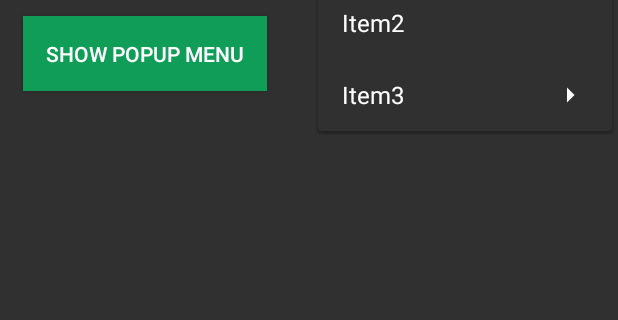
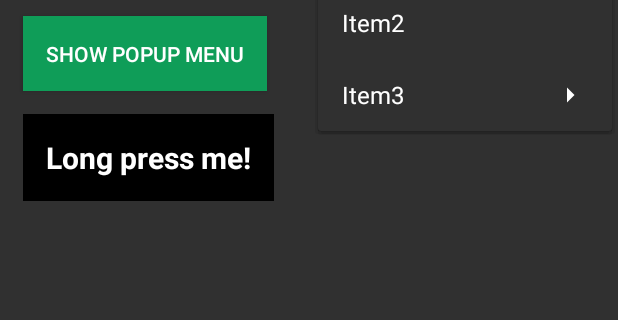
Before and after one commit to quietix/Mobile_Labs, an Android app: the screen it shows after launch (MainActivity), with the options menu open, on a phone screen of 412 x 824 dp, the part 91-411 px from its top. Run offline under Robolectric (Android 15) with nearby library versions, the light colour scheme and no system bars.

Commit message:
task 1.3 is done

```diff
--- a/app/src/main/res/layout/task_1.xml
+++ b/app/src/main/res/layout/task_1.xml
@@ -14,7 +14,23 @@
         app:layout_constraintLeft_toLeftOf="parent"
         app:layout_constraintTop_toTopOf="parent"
         android:layout_marginTop="15dp"
-        android:layout_marginLeft="15dp"
+        android:layout_marginStart="15dp"
+        android:padding="15dp"/>
+
+    <TextView
+        android:id="@+id/textView"
+        android:layout_width="wrap_content"
+        android:layout_height="wrap_content"
+        android:layout_centerHorizontal="true"
+        android:text="Long press me!"
+        android:textSize="20sp"
+        android:textStyle="bold"
+        android:textColor="#ffffff"
+        android:background="@color/black"
+        app:layout_constraintLeft_toLeftOf="parent"
+        app:layout_constraintTop_toBottomOf="@id/popupMenuButton"
+        android:layout_marginTop="15dp"
+        android:layout_marginStart="15dp"
         android:padding="15dp"/>
 
 </androidx.constraintlayout.widget.ConstraintLayout>
```
Also changed, not shown: app/src/main/java/com/example/mobile_labs/MainActivity.java (+31 -0 lines).
